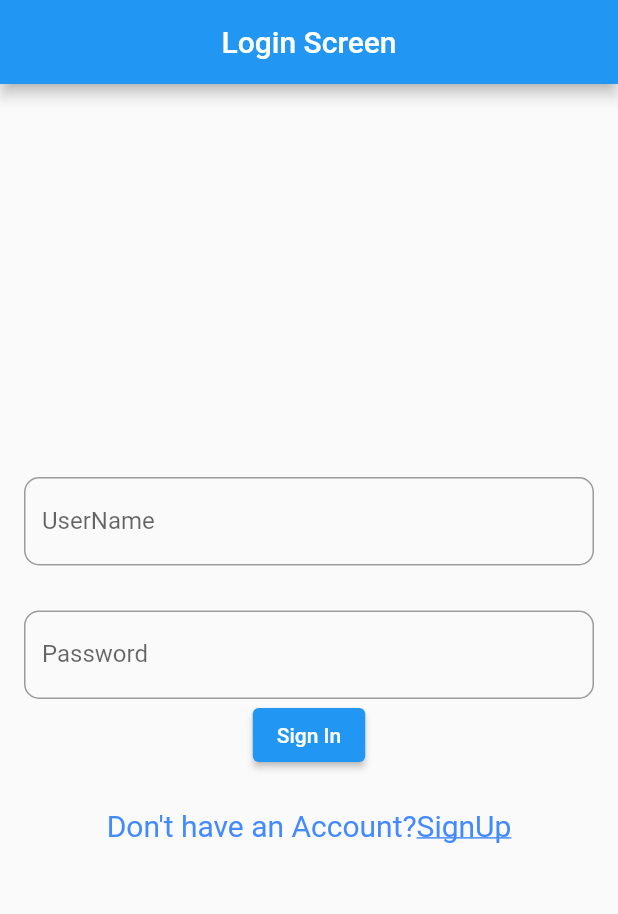
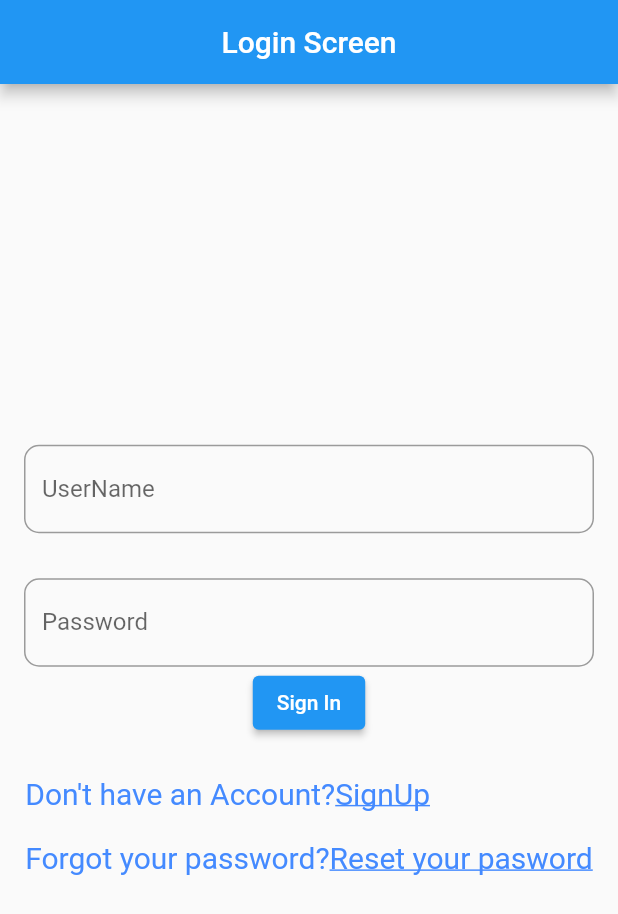
Before and after one commit to berkebalci/Your-NotePad, a Flutter app: the screen it shows after launch, on a phone screen of 412 x 824 dp. Shown: the top 914 px of the screen. Run offline on Flutter 3.47's test engine with Material 2 defaults, Android fonts, the light colour scheme and no system bars; our stand-ins replace firebase_auth, firebase_core, flutter_riverpod, google_sign_in; missing offline and left inert: dart:html; accounts and stored records are empty.

Commit message:
ForgotPassword ekrani ve Utils metodları eklendi

```diff
--- a/lib/screens/LoginScreen.dart
+++ b/lib/screens/LoginScreen.dart
@@ -3,6 +3,7 @@ import 'package:firebase_auth/firebase_auth.dart';
 import 'package:flutter/gestures.dart';
 import 'package:flutter/material.dart';
 import 'package:flutter_riverpod/flutter_riverpod.dart';
+import 'package:time_tracker_app_firebase/screens/ForgotPasswordScreen.dart';
 import 'package:time_tracker_app_firebase/services/authentication.dart';
 /*
 final usernamecontrollerProvider = StateProvider((ref) {
@@ -29,8 +30,9 @@ class _LoginScreenState extends State<LoginScreen> {
     return Scaffold(
       appBar: AppBar(
         centerTitle: true,
-        title:Text("Login Screen"),)
-      ,body: Center(
+        title: Text("Login Screen"),
+      ),
+      body: Center(
         child: Padding(
           padding: EdgeInsets.all(16.0),
           child: Column(mainAxisAlignment: MainAxisAlignment.center, children: [
@@ -41,7 +43,6 @@ class _LoginScreenState extends State<LoginScreen> {
                   border: OutlineInputBorder(
                     borderRadius: BorderRadius.circular(10),
                   ),
-
                 ),
                 controller: emailController),
             SizedBox(
@@ -51,8 +52,8 @@ class _LoginScreenState extends State<LoginScreen> {
               textAlign: TextAlign.center,
               decoration: InputDecoration(
                   labelText: "Password",
-                border: OutlineInputBorder(borderRadius: BorderRadius.circular(10))
-              ),
+                  border: OutlineInputBorder(
+                      borderRadius: BorderRadius.circular(10))),
               controller: passwController,
             ),
             Row(
@@ -60,11 +61,11 @@ class _LoginScreenState extends State<LoginScreen> {
               children: [
                 ElevatedButton(
                   child: Text("Sign In"),
-                  onPressed: () {
+                  onPressed: () async {
                     var Authobject = Authentication(
                         email: emailController.text,
                         password: passwController.text);
-                    Authobject.sign_in();
+                    await Authobject.sign_in();
                     print("Signing in is succesfful");
                   },
                 ),
@@ -73,19 +74,46 @@ class _LoginScreenState extends State<LoginScreen> {
             SizedBox(
               height: 25,
             ),
+            Column(crossAxisAlignment: CrossAxisAlignment.start, children: [
               RichText(
-
+                  textAlign: TextAlign.left,
                   text: TextSpan(
-                style: TextStyle(color: Colors.blueAccent,fontSize: 20)
-                ,
+                      style:
+                          TextStyle(color: Colors.blueAccent, fontSize: 20),
                       children: [
                         TextSpan(text: "Don't have an Account?"),
                         TextSpan(
-                    recognizer: TapGestureRecognizer()..onTap = widget.OnclickedSignUp
+                            recognizer: TapGestureRecognizer()
+                              ..onTap = widget.OnclickedSignUp
                             //SignUp'a bastığımız zaman AuthenticationWidget'daki isLogin'e bakılıyor  ,
-                    ,style: TextStyle(decoration: TextDecoration.underline)
-                    ,text: "SignUp")
+                            ,
+                            style: TextStyle(
+                                decoration: TextDecoration.underline),
+                            text: "SignUp")
+                      ])),
+              SizedBox(
+                height: 20,
+              ),
+              RichText(
+                  text: TextSpan(
+                      style: TextStyle(color: Colors.blueAccent, fontSize: 20),
+                      children: [
+                    TextSpan(
+                      text: "Forgot your password?",
+                    ),
+                    TextSpan(
+                        text: "Reset your pasword",
+                        style: TextStyle(
+                          decoration: TextDecoration.underline,
+                        ),
+                        recognizer: TapGestureRecognizer()
+                          ..onTap = () {
+                            Navigator.of(context).push(MaterialPageRoute(
+                              builder: (context) => ForgotPswScreen(),
+                            ));
+                          })
                   ]))
+            ])
           ]),
         ),
       ),
--- a/lib/widgets/AuthenticationWidget.dart
+++ b/lib/widgets/AuthenticationWidget.dart
@@ -11,10 +11,12 @@ class Auth extends StatefulWidget {
   State<Auth> createState() => _AuthState();
 }
 
+
 class _AuthState extends State<Auth> {
   var isLogin = true;
   @override
   Widget build(BuildContext context) {
+    print("build calistirildi");
     return isLogin
         ? LoginScreen(
             OnclickedSignUp: check_login,
```
Also changed, not shown: lib/Utils/utils.dart (added, +36 -0 lines), lib/screens/ForgotPasswordScreen.dart (added, +79 -0 lines), lib/screens/HomeScreen.dart (+2 -5 lines), lib/services/PaswwordReset.dart (added, +13 -0 lines). Lines whose indentation alone changed are shown as unchanged.
